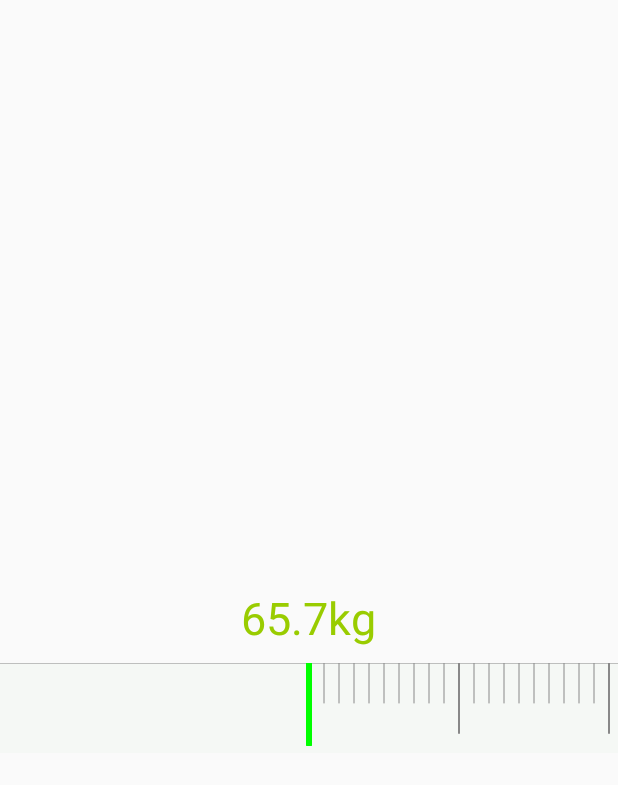
After one commit to Doikki/DKWidget, an Android app: the layout activity_test_ruler.xml on its own in the app's theme, with its tools: preview values and no code run, on a phone screen of 412 x 824 dp. The commit adds this screen. Shown: the top 785 px of the screen. Run offline under Robolectric (Android 15) with nearby library versions, the phone set to English and light mode, and no system bars.

Commit message:
尺子效果

```diff
--- a/app/src/main/AndroidManifest.xml
+++ b/app/src/main/AndroidManifest.xml
@@ -2,6 +2,8 @@
 <manifest xmlns:android="http://schemas.android.com/apk/res/android"
     xmlns:tools="http://schemas.android.com/tools"
     package="com.dueeeke.customviewcollect">
+
+    <uses-permission android:name="android.permission.INTERNET" />
 
     <application
         android:allowBackup="true"
@@ -11,8 +13,9 @@
         android:supportsRtl="true"
         android:theme="@style/AppTheme"
         tools:ignore="GoogleAppIndexingWarning">
-        <activity android:name=".circlemenu.TestMenuActivity"></activity>
+        <activity android:name=".wave.TestWaveActivity" />
         <activity android:name=".guide.TestGuideAcitivity" />
+        <activity android:name=".circlemenu.TestMenuActivity" />
         <activity android:name=".like.TestLikeActivity" />
         <activity android:name=".dragmsg.TestBubbleActivity" />
         <activity android:name=".loading.TestLoadingActivity" />
@@ -30,6 +33,7 @@
         <activity android:name=".qqstep.TestStepActivity" />
         <activity android:name=".trackcolor.TestTrackColorActivity" />
         <activity android:name=".progress.TestProgressActivity" />
+        <activity android:name=".ruler.TestRulerActivity" />
     </application>
 
 </manifest>
--- /dev/null
+++ b/app/src/main/java/com/dueeeke/customviewcollect/ruler/RulerView.java
@@ -0,0 +1,238 @@
+package com.dueeeke.customviewcollect.ruler;
+
+import android.content.Context;
+import android.graphics.Canvas;
+import android.graphics.Color;
+import android.graphics.Paint;
+import android.graphics.Point;
+import android.support.annotation.Nullable;
+import android.util.AttributeSet;
+import android.util.Log;
+import android.view.MotionEvent;
+import android.view.VelocityTracker;
+import android.view.View;
+import android.widget.OverScroller;
+
+import java.math.BigDecimal;
+
+public class RulerView extends View {
+
+    private Paint mPaint = new Paint(Paint.ANTI_ALIAS_FLAG);
+
+    //顶部基准线的中点
+    private Point o = new Point();
+
+    private VelocityTracker mVelocityTracker;
+
+    private OverScroller mScroller;
+
+    //每个小刻度所占的像素
+    private float mSmallScalePx;
+    //每个大刻度所占的像素
+    private float mLargeScalePx;
+    //小刻度的总数量
+    private int mTotalSmallScaleCount;
+    //每个大刻度钟包含的小刻度数量
+    private int mSmallScaleCountOfLargeScale;
+    //量程（像素）
+    private int mRange;
+
+    //刻度颜色
+    private int mScaleColor;
+    //竖直基线颜色
+    private int mBaseLineColor;
+    //刻度值
+    private int mScaleNumColor;
+    //刻度值大小
+    private int mScaleNumSize;
+
+
+    //基准线归位
+    private float mDeltaR;
+
+    private int mLastX;
+
+    private boolean isTouched;
+
+    public RulerView(Context context) {
+        this(context, null);
+    }
+
+    public RulerView(Context context, @Nullable AttributeSet attrs) {
+        this(context, attrs, 0);
+    }
+
+    public RulerView(Context context, @Nullable AttributeSet attrs, int defStyleAttr) {
+        super(context, attrs, defStyleAttr);
+        init();
+    }
+
+    private void init() {
+
+        mVelocityTracker = VelocityTracker.obtain();
+
+        mScroller = new OverScroller(getContext());
+
+        mSmallScalePx = dp2px(10);
+
+        mTotalSmallScaleCount = 1000;
+
+        mSmallScaleCountOfLargeScale = 10;
+
+        mRange = (int) (mTotalSmallScaleCount * mSmallScalePx);
+
+        mLargeScalePx = mSmallScalePx * mSmallScaleCountOfLargeScale;
+
+        mBaseLineColor = Color.GREEN;
+
+        mScaleColor = Color.GRAY;
+
+        mScaleNumColor = Color.BLACK;
+
+        mScaleNumSize = dp2px(20);
+
+        mPaint.setTextSize(mScaleNumSize);
+
+    }
+
+    @Override
+    protected void onLayout(boolean changed, int l, int t, int r, int b) {
+        o.x = getWidth() / 2;
+        o.y = 0;
+
+        postResult();
+    }
+
+    @Override
+    protected void onDraw(Canvas canvas) {
+
+        //背景
+        canvas.drawColor(Color.parseColor("#F5F8F5"));
+
+        //顶部基线
+        mPaint.setStrokeWidth(1);
+        mPaint.setColor(mScaleColor);
+        int w = getWidth();
+        canvas.drawLine(0, o.y, mRange + w, o.y, mPaint);
+
+        for (int i = 0; i <= mTotalSmallScaleCount; i++) {
+
+            int startX = (int) (i * mSmallScalePx) + w / 2;
+
+            //屏幕外的不绘制
+            if (getScrollX() > startX || startX > getScrollX() + w) continue;
+
+            int startY = o.y;
+            int stopX = (int) (i * mSmallScalePx) + w / 2;
+
+            int stopY;
+            if (i % mSmallScaleCountOfLargeScale == 0) {
+                stopY = o.y + 70;
+                mPaint.setStrokeWidth(2);
+
+                //大刻度文字
+                String text = i / mSmallScaleCountOfLargeScale + "";
+                float x = startX - mPaint.measureText(text) / 2;
+                Paint.FontMetricsInt f = mPaint.getFontMetricsInt();
+                float y = stopY + (f.descent - f.ascent) / 2f - f.descent + 40;
+                mPaint.setColor(mScaleNumColor);
+                canvas.drawText(text, x, y, mPaint);
+
+            } else {
+                stopY = o.y + 40;
+                mPaint.setStrokeWidth(1);
+            }
+
+            //刻度线
+            mPaint.setColor(mScaleColor);
+            canvas.drawLine(startX, startY, stopX, stopY, mPaint);
+
+            //竖直基准线
+            mPaint.setStrokeWidth(6);
+            mPaint.setColor(mBaseLineColor);
+            mPaint.setStrokeCap(Paint.Cap.ROUND);
+            canvas.drawLine(getScrollX() + o.x, o.y, getScrollX() + o.x, o.y + 80, mPaint);
+        }
+    }
+
+    @Override
+    public boolean onTouchEvent(MotionEvent event) {
+        mVelocityTracker.addMovement(event);
+        int x = (int) event.getX();
+        switch (event.getAction()) {
+            case MotionEvent.ACTION_DOWN:
+                isTouched = true;
+                if (!mScroller.isFinished()) {
+                    mScroller.abortAnimation();
+                }
+                break;
+            case MotionEvent.ACTION_MOVE:
+                if (getScrollX() > 0 && getScrollX() < mRange) {
+                    int dx = x - mLastX;
+                    scrollBy(-dx, 0);
+                    postResult();
+                }
+                break;
+            case MotionEvent.ACTION_UP:
+                isTouched = false;
+                mVelocityTracker.computeCurrentVelocity(1000);
+                int xVelocity = (int) mVelocityTracker.getXVelocity();
+                mScroller.fling(getScrollX(), 0, -xVelocity, 0, 0, mRange, 0, 0);
+                invalidate();
+                break;
+        }
+        mLastX = x;
+        return true;
+    }
+
+    private void postResult() {
+
+        float r = getScrollX() / mLargeScalePx;
+        Log.d(TAG, "四舍五入之前: " + r);
+
+        BigDecimal b = new BigDecimal(r);
+        float finalR = b.setScale(1, BigDecimal.ROUND_HALF_UP).floatValue();
+        Log.d(TAG, "四舍五入之后: " + r);
+
+        mDeltaR = (finalR - r) * mLargeScalePx;
+        Log.d(TAG, "差值: " + mDeltaR);
+
+        if (mOnScaleChangeListener != null) {
+            mOnScaleChangeListener.onScaleChange(finalR);
+        }
+    }
+
+
+    private static final String TAG = "RulerView";
+
+    @Override
+    public void computeScroll() {
+        if (mScroller.computeScrollOffset()) {
+            scrollTo(mScroller.getCurrX(), mScroller.getCurrY());
+            postResult();
+            invalidate();
+        } else {
+            if (!isTouched) {
+                int dx = (int) mDeltaR;
+                if (dx == 0) return;
+                mScroller.startScroll(getScrollX(), 0, dx, 0);
+                invalidate();
+            }
+        }
+    }
+
+
+    private OnScaleChangeListener mOnScaleChangeListener;
+
+    public interface OnScaleChangeListener {
+        void onScaleChange(float scale);
+    }
+
+    public void setOnScaleChangeListener(OnScaleChangeListener onScaleChangeListener) {
+        mOnScaleChangeListener = onScaleChangeListener;
+    }
+
+    private int dp2px(int dp) {
+        return (int) (getResources().getDisplayMetrics().density * dp + 0.5);
+    }
+}
--- /dev/null
+++ b/app/src/main/res/layout/activity_test_ruler.xml
@@ -0,0 +1,22 @@
+<?xml version="1.0" encoding="utf-8"?>
+<FrameLayout xmlns:android="http://schemas.android.com/apk/res/android"
+    android:layout_width="match_parent"
+    android:layout_height="match_parent"
+    xmlns:tools="http://schemas.android.com/tools">
+
+    <TextView
+        android:id="@+id/result"
+        android:layout_width="wrap_content"
+        android:layout_height="wrap_content"
+        android:textSize="30sp"
+        android:layout_gravity="center"
+        tools:text="65.7kg"
+        android:textColor="@android:color/holo_green_light"/>
+
+    <com.dueeeke.customviewcollect.ruler.RulerView
+        android:id="@+id/ruler"
+        android:layout_width="match_parent"
+        android:layout_height="60dp"
+        android:layout_gravity="center"
+        android:layout_marginTop="60dp"/>
+</FrameLayout>
```
Also changed, not shown: app/src/main/java/com/dueeeke/customviewcollect/MainActivity.java (+8 -0 lines), app/src/main/java/com/dueeeke/customviewcollect/behavior/TestBehaviorActivity.java (+17 -0 lines), app/src/main/java/com/dueeeke/customviewcollect/ruler/TestRulerActivity.java (added, +27 -0 lines), app/src/main/java/com/dueeeke/customviewcollect/wave/TestWaveActivity.java (added, +15 -0 lines), app/src/main/java/com/dueeeke/customviewcollect/wave/WaveView.java (added, +95 -0 lines), app/src/main/res/layout/activity_main.xml (+32 -14 lines), app/src/main/res/layout/activity_test_behavior.xml (+30 -4 lines), app/src/main/res/layout/activity_test_wave.xml (added, +15 -0 lines).
